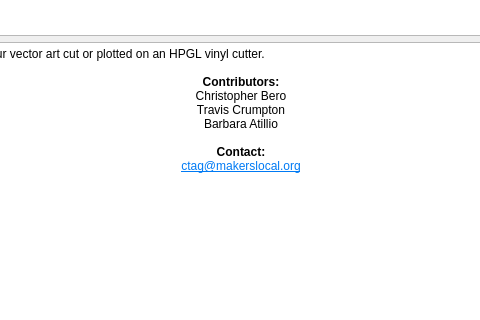
Old version of the form dialog/dialogabout.ui in the repository makerslocal/localplot; both pictures show x 236 to 716 and y 167 to 487 of the 954 by 905 pixel window.
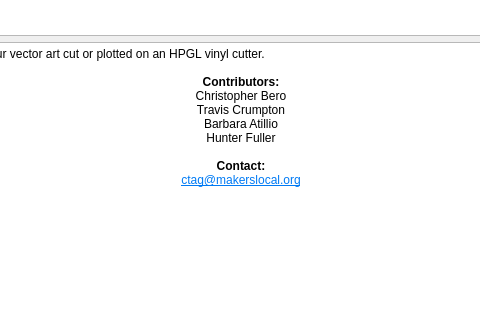
New version of the form. Custom widgets are drawn as their Qt base class.

Commit message: Ran usability test with Hunter Fuller.

The edit to the form file:
```diff
--- a/dialog/dialogabout.ui
+++ b/dialog/dialogabout.ui
@@ -49,6 +49,7 @@
 &lt;p align=&quot;center&quot; style=&quot; margin-top:0px; margin-bottom:0px; margin-left:0px; margin-right:0px; -qt-block-indent:0; text-indent:0px;&quot;&gt;Christopher Bero&lt;/p&gt;
 &lt;p align=&quot;center&quot; style=&quot; margin-top:0px; margin-bottom:0px; margin-left:0px; margin-right:0px; -qt-block-indent:0; text-indent:0px;&quot;&gt;Travis Crumpton&lt;/p&gt;
 &lt;p align=&quot;center&quot; style=&quot; margin-top:0px; margin-bottom:0px; margin-left:0px; margin-right:0px; -qt-block-indent:0; text-indent:0px;&quot;&gt;Barbara Atillio&lt;/p&gt;
+&lt;p align=&quot;center&quot; style=&quot; margin-top:0px; margin-bottom:0px; margin-left:0px; margin-right:0px; -qt-block-indent:0; text-indent:0px;&quot;&gt;Hunter Fuller&lt;/p&gt;
 &lt;p align=&quot;center&quot; style=&quot;-qt-paragraph-type:empty; margin-top:0px; margin-bottom:0px; margin-left:0px; margin-right:0px; -qt-block-indent:0; text-indent:0px;&quot;&gt;&lt;br /&gt;&lt;/p&gt;
 &lt;p align=&quot;center&quot; style=&quot; margin-top:0px; margin-bottom:0px; margin-left:0px; margin-right:0px; -qt-block-indent:0; text-indent:0px;&quot;&gt;&lt;span style=&quot; font-weight:600;&quot;&gt;Contact:&lt;/span&gt;&lt;/p&gt;
 &lt;p align=&quot;center&quot; style=&quot; margin-top:0px; margin-bottom:0px; margin-left:0px; margin-right:0px; -qt-block-indent:0; text-indent:0px;&quot;&gt;&lt;a href=&quot;mailto:ctag@makerslocal.org?subject=Localplot&quot;&gt;&lt;span style=&quot; text-decoration: underline; color:#007af4;&quot;&gt;ctag@makerslocal.org&lt;/span&gt;&lt;/a&gt;&lt;/p&gt;&lt;/body&gt;&lt;/html&gt;</string>
```
